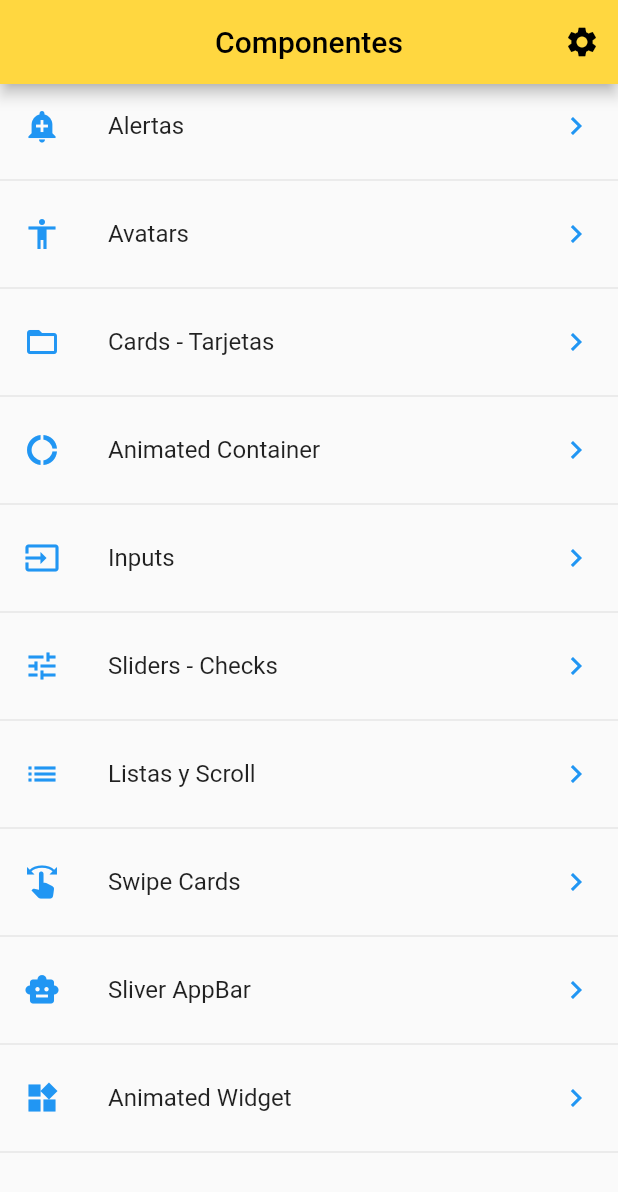
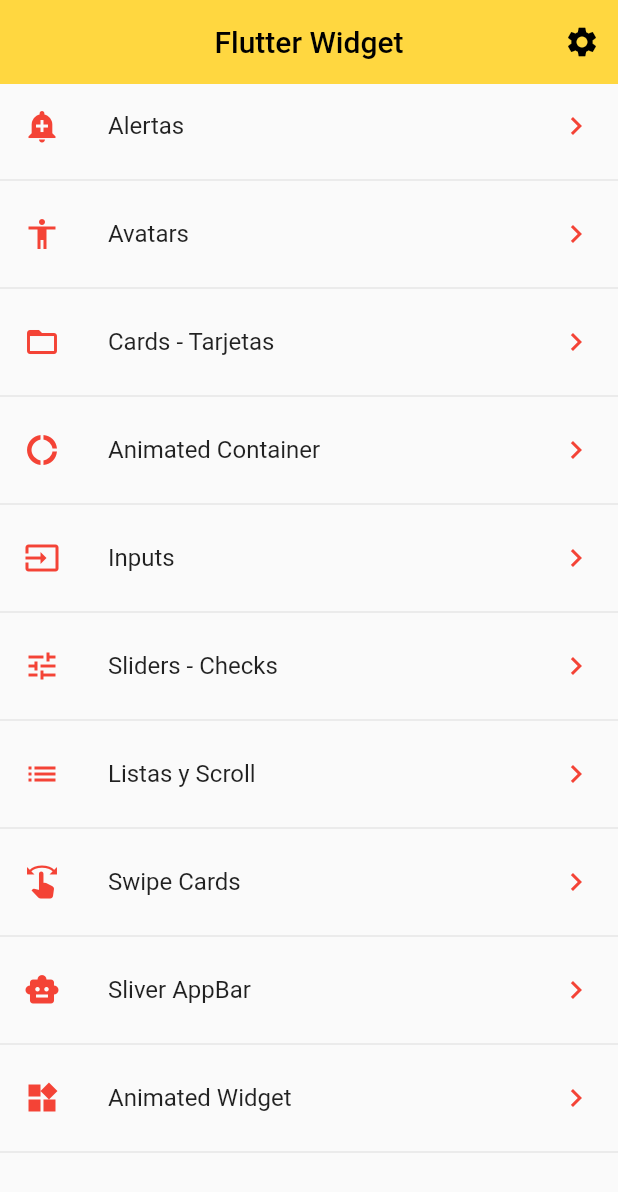
Before and after one commit to fabrizzioRP/flutter-basic, a Flutter app: the screen it shows after launch, on a phone screen of 412 x 824 dp. Shown: the top 1192 px of the screen. Run offline on Flutter 3.47's test engine with Material 2 defaults, Android fonts, the phone set to English and light mode, and no system bars; our stand-ins replace card_swiper.

Commit message:
homePape&iconoUtil:actulizado

```diff
--- a/lib/src/pages/home_page.dart
+++ b/lib/src/pages/home_page.dart
@@ -9,7 +9,8 @@
   Widget build(BuildContext context) {
     return Scaffold(
       appBar: AppBar(
-        title: Text('Componentes', style: TextStyle(color: Colors.black)),
+        elevation: 0,
+        title: Text('Flutter Widget', style: TextStyle(color: Colors.black)),
         backgroundColor: Colors.amberAccent,
         centerTitle: true,
         actions: <Widget>[
@@ -34,6 +35,7 @@
       initialData: [],
       builder: (context, AsyncSnapshot<List<dynamic>> snapshot) {
         return ListView(
+          physics: BouncingScrollPhysics(),
           children: _listItems(snapshot.data!, context),
         );
       },
@@ -47,7 +49,7 @@
       final widgetTemp = ListTile(
         title: Text(opt['texto']),
         leading: getIcon(opt['icon']),
-        trailing: Icon(Icons.keyboard_arrow_right, color: Colors.blue),
+        trailing: Icon(Icons.keyboard_arrow_right, color: Colors.red),
         onTap: () {
           Navigator.pushNamed(context, opt['ruta']);
           //final route = MaterialPageRoute(builder: (context) => AlertPage());
--- a/lib/src/utils/icono_string_util.dart
+++ b/lib/src/utils/icono_string_util.dart
@@ -14,5 +14,5 @@
 };
 
 Icon getIcon(String nombreIcono) {
-  return Icon(_icons[nombreIcono], color: Colors.blue);
+  return Icon(_icons[nombreIcono], color: Colors.red);
 }
```
